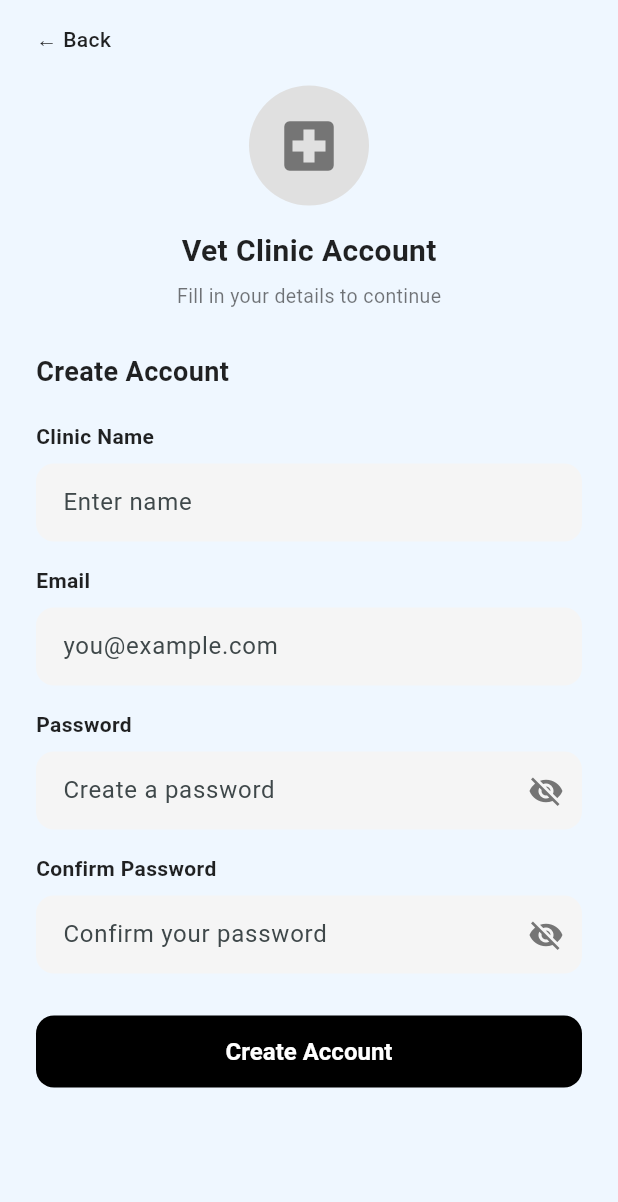
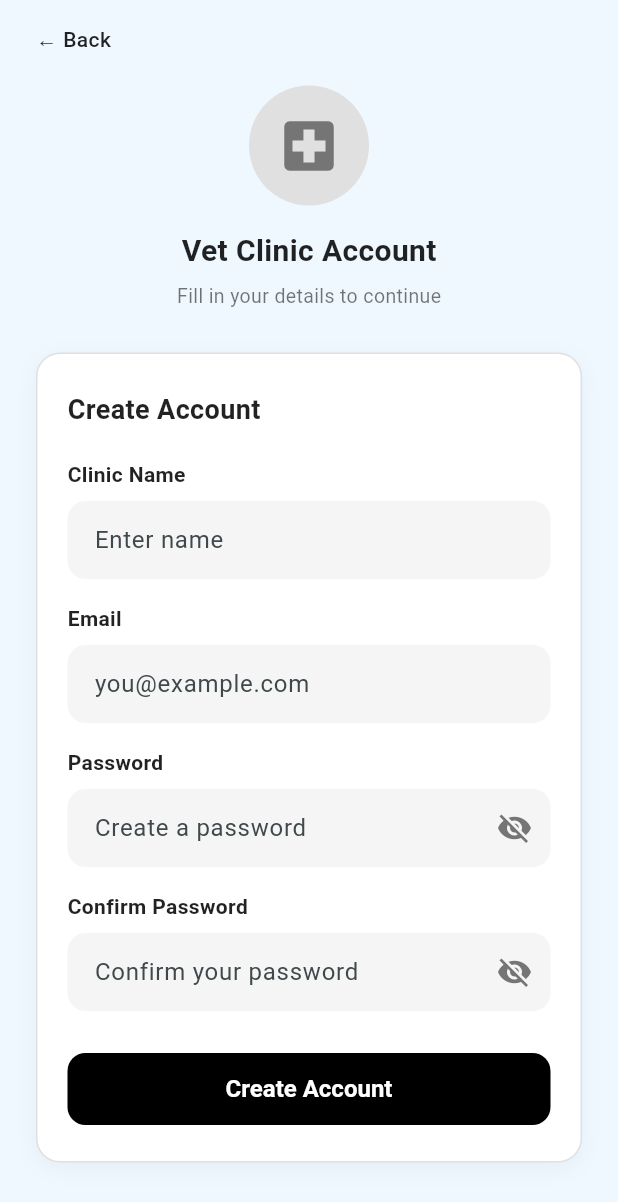
Before and after one commit to MirulFikri/MAD-Project, a Flutter app: the CreateClinicScreen screen opened directly, on a phone screen of 412 x 824 dp. Shown: the top 1202 px of the screen. Run offline on Flutter 3.47's test engine with Material 3 defaults, Android fonts, the light colour scheme and no system bars.

Commit message:
added white container behind form fields

```diff
--- a/lib/create_account/create_clinic.dart
+++ b/lib/create_account/create_clinic.dart
@@ -81,6 +81,25 @@ class _CreateClinicScreenState extends State<CreateClinicScreen> {
                 ),
               ),
               const SizedBox(height: 28),
+              Container(
+                width: double.infinity,
+                decoration: BoxDecoration(
+                  color: Colors.white,
+                  borderRadius: BorderRadius.circular(16),
+                  border: Border.all(color: Colors.grey.shade300),
+                  boxShadow: [
+                    BoxShadow(
+                      color: Colors.black.withOpacity(0.04),
+                      blurRadius: 12,
+                      offset: const Offset(0, 4),
+                    ),
+                  ],
+                ),
+                child: Padding(
+                  padding: const EdgeInsets.symmetric(horizontal: 20, vertical: 24),
+                  child: Column(
+                    crossAxisAlignment: CrossAxisAlignment.start,
+                    children: [
                       const Text(
                         'Create Account',
                         style: TextStyle(
@@ -218,6 +237,10 @@ class _CreateClinicScreenState extends State<CreateClinicScreen> {
                           child: const Text('Create Account'),
                         ),
                       ),
+                    ],
+                  ),
+                ),
+              ),
               const SizedBox(height: 24),
             ],
           ),
```
Also changed, not shown: lib/create_account/create_owner.dart (+23 -0 lines). Lines whose indentation alone changed are shown as unchanged.
